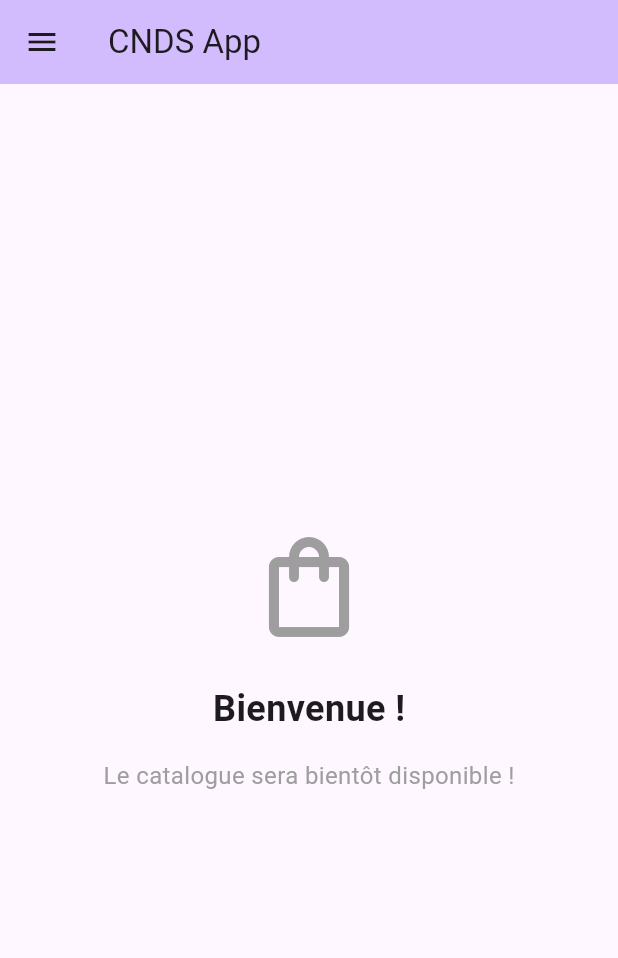
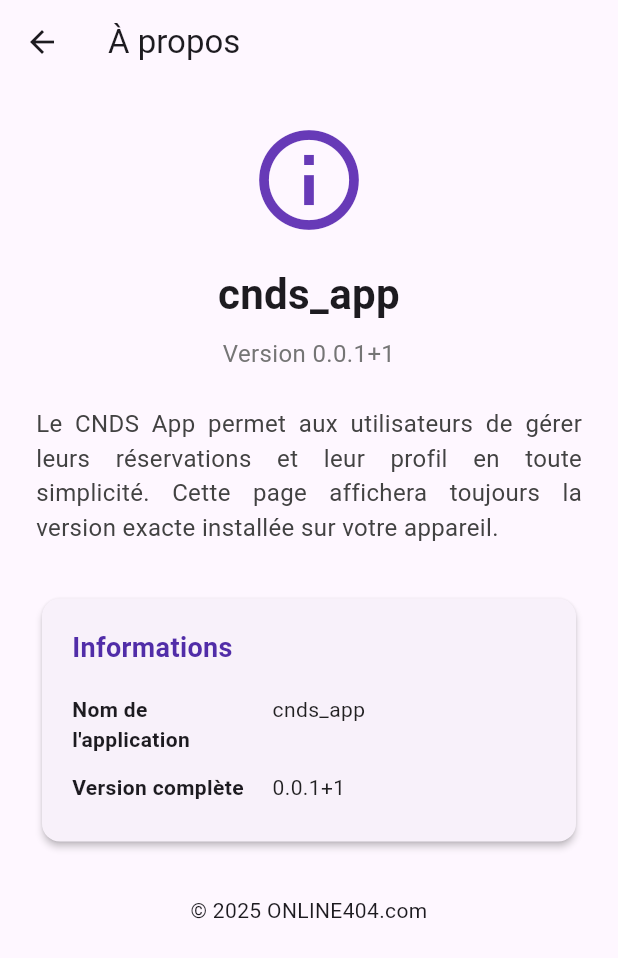
Before and after one commit to frederic-schwartz/cnds_app, a Flutter app: the HomeScreen screen opened directly, in the side drawer, after a tap on "À propos", on a phone screen of 412 x 824 dp. Shown: the top 958 px of the screen. Run offline on Flutter 3.47's test engine with Material 3 defaults, Android fonts, the phone set to English and light mode, and no system bars; our stand-ins replace package_info_plus, shared_preferences; accounts and stored records are empty.

```diff
--- /dev/null
+++ b/lib/screens/about_screen.dart
@@ -0,0 +1,174 @@
+import 'package:flutter/material.dart';
+import 'package:package_info_plus/package_info_plus.dart';
+
+class AboutScreen extends StatefulWidget {
+  const AboutScreen({super.key});
+
+  @override
+  State<AboutScreen> createState() => _AboutScreenState();
+}
+
+class _AboutScreenState extends State<AboutScreen> {
+  PackageInfo? _packageInfo;
+
+  @override
+  void initState() {
+    super.initState();
+    _loadPackageInfo();
+  }
+
+  Future<void> _loadPackageInfo() async {
+    final info = await PackageInfo.fromPlatform();
+    if (!mounted) return;
+    setState(() {
+      _packageInfo = info;
+    });
+  }
+
+  @override
+  Widget build(BuildContext context) {
+    final appName = _packageInfo?.appName ?? 'CNDS App';
+    final version = _packageInfo == null
+        ? 'Chargement...'
+        : '${_packageInfo!.version}+${_packageInfo!.buildNumber}';
+    final packageName = _packageInfo?.packageName;
+    final buildSignature = _packageInfo?.buildSignature;
+
+    final currentYear = DateTime.now().year;
+
+    return Scaffold(
+      appBar: AppBar(
+        title: const Text('À propos'),
+      ),
+      body: SingleChildScrollView(
+        padding: const EdgeInsets.all(24),
+        child: Column(
+          crossAxisAlignment: CrossAxisAlignment.stretch,
+          children: [
+            const Icon(
+              Icons.info_outline,
+              size: 80,
+              color: Colors.deepPurple,
+            ),
+            const SizedBox(height: 16),
+            Text(
+              appName,
+              style: const TextStyle(
+                fontSize: 28,
+                fontWeight: FontWeight.bold,
+              ),
+              textAlign: TextAlign.center,
+            ),
+            const SizedBox(height: 8),
+            Text(
+              'Version $version',
+              style: TextStyle(
+                fontSize: 16,
+                color: Colors.grey[600],
+              ),
+              textAlign: TextAlign.center,
+            ),
+            const SizedBox(height: 24),
+            Text(
+              'Le CNDS App permet aux utilisateurs de gérer leurs réservations et leur profil en toute simplicité. '
+              'Cette page affichera toujours la version exacte installée sur votre appareil.',
+              style: TextStyle(
+                fontSize: 16,
+                color: Colors.grey[800],
+              ),
+              textAlign: TextAlign.justify,
+            ),
+            const SizedBox(height: 32),
+            Card(
+              elevation: 2,
+              shape: RoundedRectangleBorder(
+                borderRadius: BorderRadius.circular(12),
+              ),
+              child: Padding(
+                padding: const EdgeInsets.all(20),
+                child: Column(
+                  crossAxisAlignment: CrossAxisAlignment.start,
+                  children: [
+                    Text(
+                      'Informations',
+                      style: TextStyle(
+                        fontSize: 18,
+                        fontWeight: FontWeight.bold,
+                        color: Colors.deepPurple[700],
+                      ),
+                    ),
+                    const SizedBox(height: 12),
+                    _InfoRow(
+                      label: 'Nom de l\'application',
+                      value: appName,
+                    ),
+                    _InfoRow(
+                      label: 'Version complète',
+                      value: version,
+                    ),
+                    if (packageName != null && packageName.isNotEmpty)
+                      _InfoRow(
+                        label: 'Identifiant du package',
+                        value: packageName,
+                      ),
+                    if (buildSignature != null && buildSignature.isNotEmpty)
+                      _InfoRow(
+                        label: 'Signature',
+                        value: buildSignature,
+                      ),
+                  ],
+                ),
+              ),
+            ),
+            const SizedBox(height: 32),
+            Text(
+              '© $currentYear ONLINE404.com',
+              textAlign: TextAlign.center,
+            ),
+          ],
+        ),
+      ),
+    );
+  }
+}
+
+class _InfoRow extends StatelessWidget {
+  final String label;
+  final String value;
+
+  const _InfoRow({
+    required this.label,
+    required this.value,
+  });
+
+  @override
+  Widget build(BuildContext context) {
+    return Padding(
+      padding: const EdgeInsets.symmetric(vertical: 6),
+      child: Row(
+        crossAxisAlignment: CrossAxisAlignment.start,
+        children: [
+          Expanded(
+            flex: 2,
+            child: Text(
+              label,
+              style: const TextStyle(
+                fontWeight: FontWeight.w600,
+              ),
+            ),
+          ),
+          const SizedBox(width: 12),
+          Expanded(
+            flex: 3,
+            child: Text(
+              value,
+              style: const TextStyle(
+                color: Colors.black87,
+              ),
+            ),
+          ),
+        ],
+      ),
+    );
+  }
+}
--- a/lib/screens/home_screen.dart
+++ b/lib/screens/home_screen.dart
@@ -1,6 +1,8 @@
 import 'package:flutter/material.dart';
 import 'package:provider/provider.dart';
+
 import '../providers/auth_provider.dart';
+import 'about_screen.dart';
 import 'login_screen.dart';
 
 class HomeScreen extends StatelessWidget {
@@ -98,7 +100,11 @@ class HomeScreen extends StatelessWidget {
                         title: const Text('À propos'),
                         onTap: () {
                           Navigator.pop(context);
-                          // TODO: Navigation vers à propos
+                          Navigator.of(context).push(
+                            MaterialPageRoute(
+                              builder: (_) => const AboutScreen(),
+                            ),
+                          );
                         },
                       ),
                     ],
--- a/pubspec.yaml
+++ b/pubspec.yaml
@@ -28,6 +28,9 @@ dependencies:
 
   # Provider for state management
   provider: ^6.1.1
+
+  # Package info for app metadata
+  package_info_plus: ^5.0.1
 
 dev_dependencies:
   flutter_launcher_icons: ^0.14.3
```
Also changed, not shown: lib/providers/auth_provider.dart (+27 -4 lines), lib/screens/login_screen.dart (+37 -0 lines), lib/services/directus_service.dart (+33 -15 lines), pubspec.lock, 1 other file.
